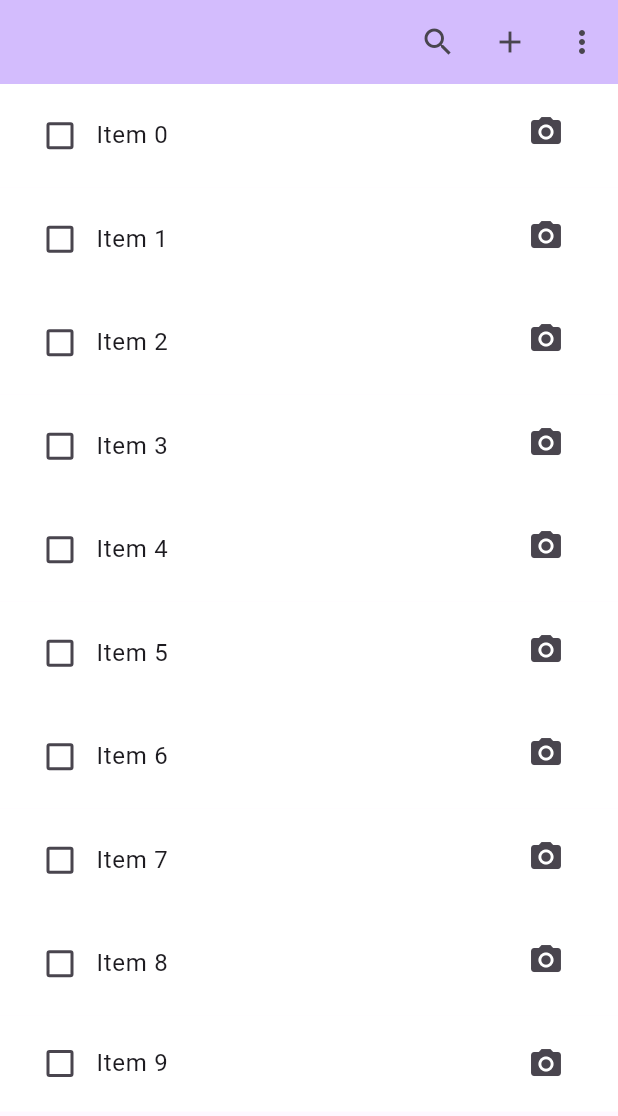
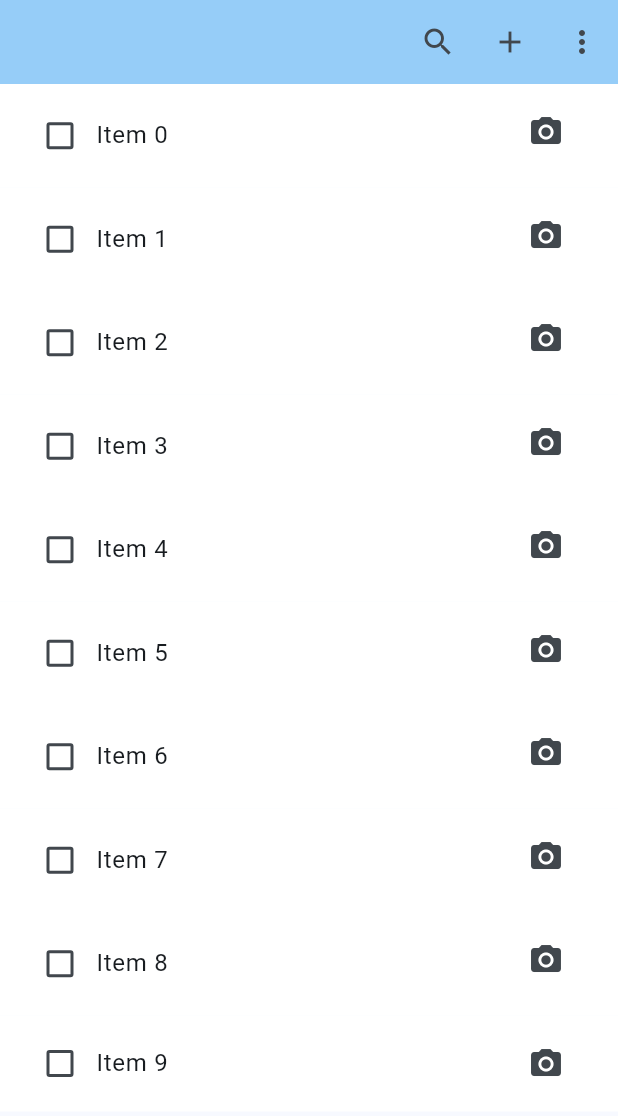
Before and after one commit to neytro/Neytrodev, a Flutter app: the screen it shows after launch, on a phone screen of 412 x 824 dp. Shown: the top 1116 px of the screen. Run offline on Flutter 3.47's test engine with Material 3 defaults, Android fonts, the phone set to English and light mode, and no system bars.

Commit message:
chane color for theme

```diff
--- a/corblist/lib/main.dart
+++ b/corblist/lib/main.dart
@@ -63,7 +63,7 @@ class MyApp extends StatelessWidget {
         //
         // This works for code too, not just values: Most code changes can be
         // tested with just a hot reload.
-        colorScheme: ColorScheme.fromSeed(seedColor: Colors.deepPurple),
+        colorScheme: ColorScheme.fromSeed(seedColor: Colors.lightBlue),
       ),
       home: const MyHomePage(title: ''),
     );
```
